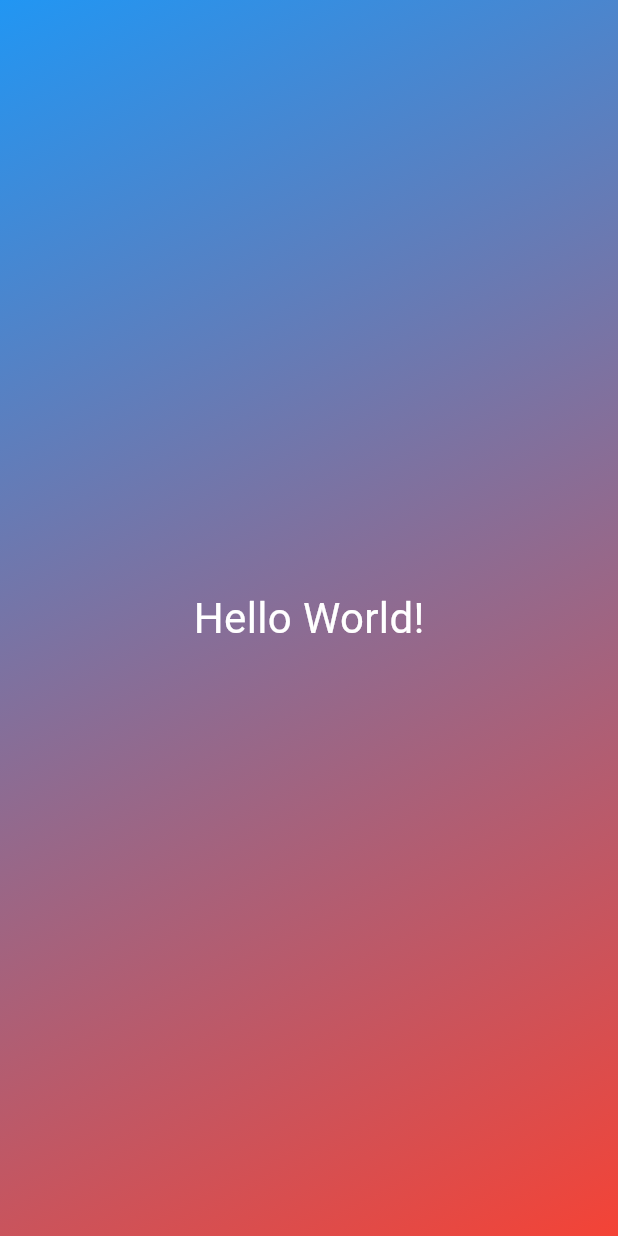
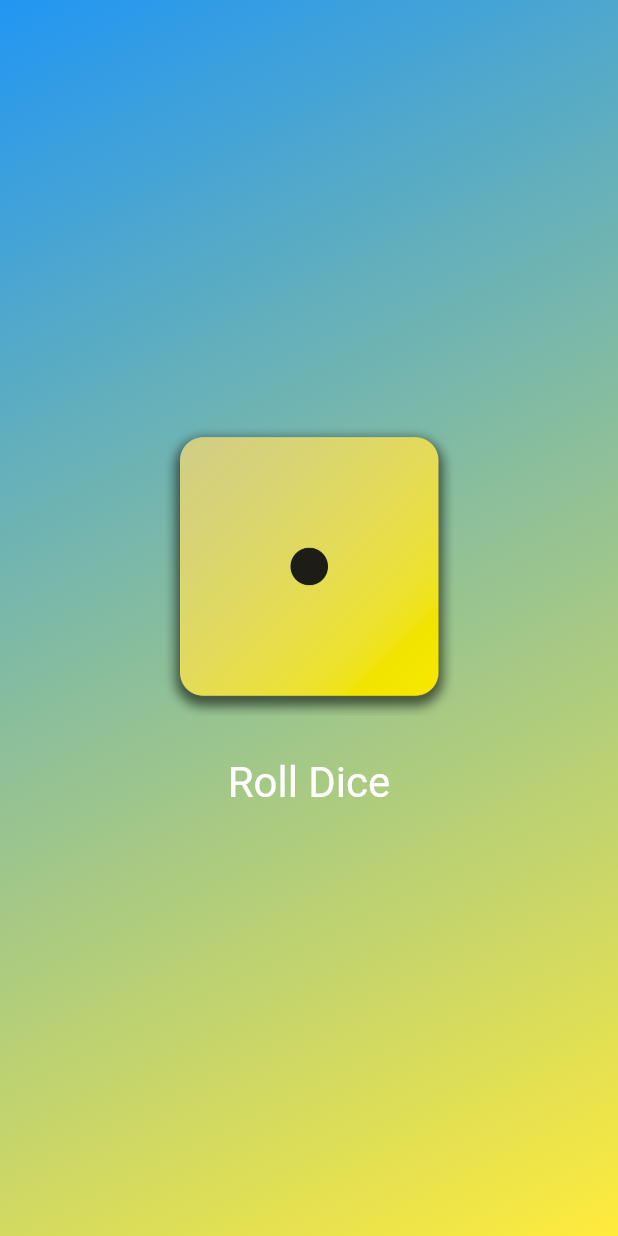
Before and after one commit to elmerdotdev/first_flutter_app, a Flutter app: the screen it shows after launch, on a phone screen of 412 x 824 dp. Run offline on Flutter 3.47's test engine with Material 3 defaults, Android fonts, the phone set to English and light mode, and no system bars.

Commit message:
updated code along

```diff
--- /dev/null
+++ b/lib/gradient_container.dart
@@ -0,0 +1,53 @@
+import 'package:flutter/material.dart';
+// import 'package:first_app/styled_text.dart';
+
+const startAlignment = Alignment.topLeft;
+const endAlignment = Alignment.bottomRight;
+
+class GradientContainer extends StatelessWidget {
+  const GradientContainer(this.startColor, this.endColor, {super.key});
+
+  const GradientContainer.purple({super.key})
+      : startColor = Colors.deepPurple,
+        endColor = Colors.indigo;
+
+  final Color startColor;
+  final Color endColor;
+
+  void rollDice() {}
+
+  @override
+  Widget build(context) {
+    return Container(
+      decoration: BoxDecoration(
+        gradient: LinearGradient(
+          begin: startAlignment,
+          end: endAlignment,
+          colors: [startColor, endColor],
+        ),
+      ),
+      child: Center(
+        child: Column(mainAxisSize: MainAxisSize.min, children: [
+          Image.asset(
+            'assets/images/dice-1.png',
+            width: 200,
+          ),
+          const SizedBox(height: 20),
+          TextButton(
+            onPressed: rollDice,
+            style: TextButton.styleFrom(
+              // padding: const EdgeInsets.only(
+              //   top: 20,
+              // ),
+              foregroundColor: Colors.white,
+              textStyle: const TextStyle(
+                fontSize: 28,
+              ),
+            ),
+            child: const Text('Roll Dice'),
+          ),
+        ]),
+      ),
+    );
+  }
+}
--- a/lib/main.dart
+++ b/lib/main.dart
@@ -1,37 +1,13 @@
 import 'package:flutter/material.dart';
+
+import 'package:first_app/gradient_container.dart';
 
 void main() {
   runApp(
     const MaterialApp(
       home: Scaffold(
-        body: GradientContainer(),
+        body: GradientContainer(Colors.blue, Colors.yellow),
       ),
     ),
   );
 }
-
-class GradientContainer extends StatelessWidget {
-  const GradientContainer({super.key});
-
-  @override
-  Widget build(context) {
-    return Container(
-      decoration: const BoxDecoration(
-        gradient: LinearGradient(
-          begin: Alignment.topLeft,
-          end: Alignment.bottomRight,
-          colors: [Colors.blue, Colors.red],
-        ),
-      ),
-      child: const Center(
-        child: Text(
-          'Hello World!',
-          style: TextStyle(
-            fontSize: 28,
-            color: Colors.white,
-          ),
-        ),
-      ),
-    );
-  }
-}
--- /dev/null
+++ b/lib/styled_text.dart
@@ -0,0 +1,18 @@
+import 'package:flutter/material.dart';
+
+class StyledText extends StatelessWidget {
+  const StyledText(this.text, {super.key});
+
+  final String text;
+
+  @override
+  Widget build(context) {
+    return Text(
+      text,
+      style: const TextStyle(
+        fontSize: 28,
+        color: Colors.white,
+      ),
+    );
+  }
+}
```
Also changed, not shown: pubspec.yaml (+7 -3 lines), assets/images/dice-1.png (added), assets/images/dice-2.png (added), assets/images/dice-3.png (added), assets/images/dice-4.png (added), assets/images/dice-5.png (added), assets/images/dice-6.png (added).
